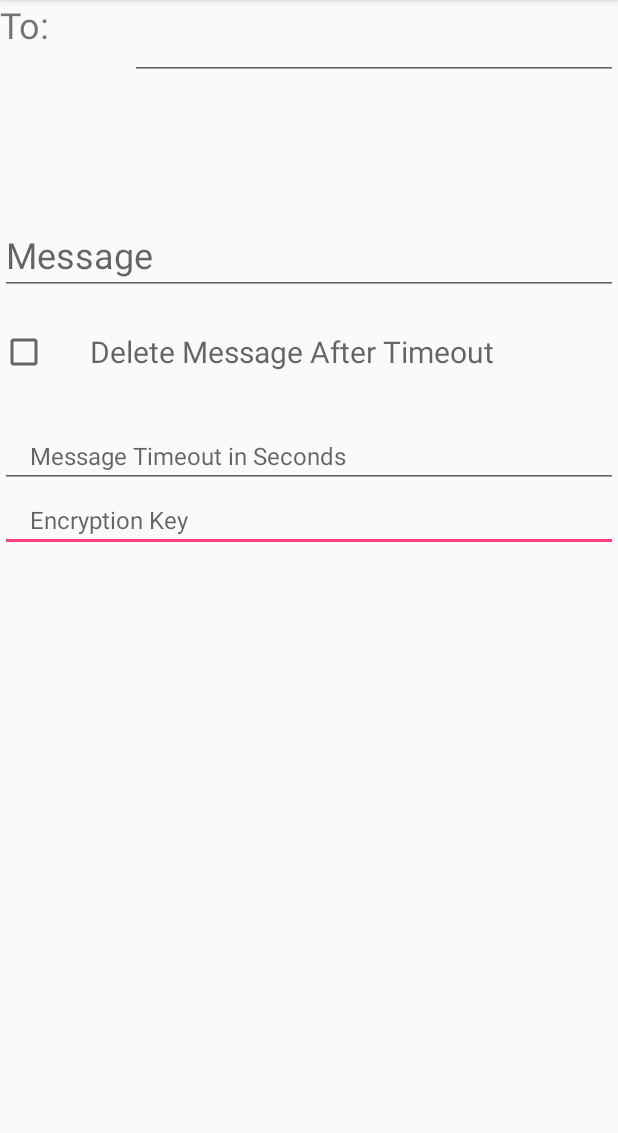
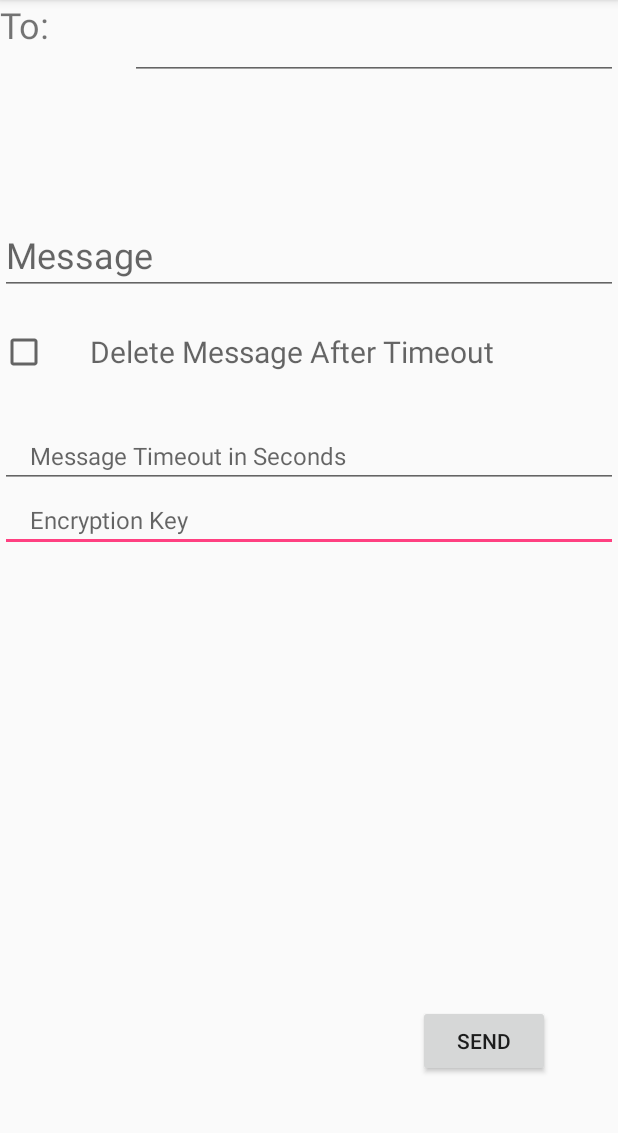
Before and after one commit to Rurigok/cryptic-app, an Android app: the ComposeMessage screen opened directly, with no data from a screen before it, on a phone screen of 412 x 824 dp, the part 84-1217 px from its top. Run offline under Robolectric (Android 15) with nearby library versions, the phone set to English and light mode, and no system bars.

Commit message:
Added a send button on the compose message screen.

```diff
--- a/client/Cryptic/app/src/main/res/layout/compose_message.xml
+++ b/client/Cryptic/app/src/main/res/layout/compose_message.xml
@@ -72,4 +72,14 @@
         android:layout_alignParentStart="true"
         android:layout_marginTop="22dp" />
 
+    <Button
+        android:id="@+id/send"
+        android:layout_width="wrap_content"
+        android:layout_height="wrap_content"
+        android:layout_alignParentBottom="true"
+        android:layout_alignParentEnd="true"
+        android:layout_marginBottom="50dp"
+        android:layout_marginEnd="45dp"
+        android:text="Send" />
+
 </RelativeLayout>
```
